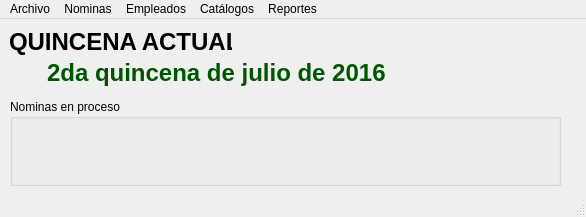
Old version of the form ui/widgets/nominaMainWindow.ui in the repository cesariux23/nominas_honorarios.
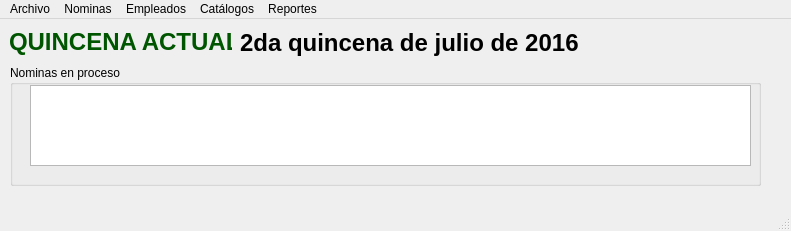
New version of the form.

The edit to the form file:
```diff
--- a/ui/widgets/nominaMainWindow.ui
+++ b/ui/widgets/nominaMainWindow.ui
@@ -6,8 +6,8 @@
    <rect>
     <x>0</x>
     <y>0</y>
-    <width>586</width>
-    <height>217</height>
+    <width>791</width>
+    <height>231</height>
    </rect>
   </property>
   <property name="windowTitle">
@@ -24,56 +24,44 @@
      </rect>
     </property>
     <property name="text">
-     <string>&lt;html&gt;&lt;head/&gt;&lt;body&gt;&lt;p&gt;&lt;span style=&quot; font-size:xx-large; font-weight:600;&quot;&gt;QUINCENA ACTUAL:&lt;/span&gt;&lt;/p&gt;&lt;/body&gt;&lt;/html&gt;</string>
+     <string>&lt;html&gt;&lt;head/&gt;&lt;body&gt;&lt;p&gt;&lt;span style=&quot; font-size:xx-large; font-weight:600; color:#005500;&quot;&gt;QUINCENA ACTUAL:&lt;/span&gt;&lt;/p&gt;&lt;/body&gt;&lt;/html&gt;</string>
+    </property>
+   </widget>
+   <widget class="QLabel" name="lb_quincena_actual">
+    <property name="geometry">
+     <rect>
+      <x>240</x>
+      <y>10</y>
+      <width>506</width>
+      <height>27</height>
+     </rect>
+    </property>
+    <property name="text">
+     <string>&lt;html&gt;&lt;head/&gt;&lt;body&gt;&lt;p&gt;&lt;span style=&quot; font-size:xx-large; font-weight:600; color:#000000;&quot;&gt;2da quincena de julio de 2016&lt;/span&gt;&lt;/p&gt;&lt;/body&gt;&lt;/html&gt;</string>
     </property>
    </widget>
    <widget class="QGroupBox" name="gp_nominas">
     <property name="geometry">
      <rect>
       <x>10</x>
-      <y>80</y>
-      <width>551</width>
-      <height>87</height>
+      <y>46</y>
+      <width>751</width>
+      <height>121</height>
      </rect>
     </property>
     <property name="title">
      <string>Nominas en proceso</string>
     </property>
-   </widget>
-   <widget class="QWidget" name="">
-    <property name="geometry">
-     <rect>
-      <x>10</x>
-      <y>40</y>
-      <width>551</width>
-      <height>29</height>
-     </rect>
-    </property>
-    <layout class="QHBoxLayout" name="horizontalLayout">
-     <item>
-      <spacer name="horizontalSpacer">
-       <property name="orientation">
-        <enum>Qt::Horizontal</enum>
-       </property>
-       <property name="sizeType">
-        <enum>QSizePolicy::Fixed</enum>
-       </property>
-       <property name="sizeHint" stdset="0">
-        <size>
-         <width>37</width>
-         <height>17</height>
-        </size>
-       </property>
-      </spacer>
-     </item>
-     <item>
-      <widget class="QLabel" name="lb_quincena_actual">
-       <property name="text">
-        <string>&lt;html&gt;&lt;head/&gt;&lt;body&gt;&lt;p&gt;&lt;span style=&quot; font-size:xx-large; font-weight:600; color:#005500;&quot;&gt;2da quincena de julio de 2016&lt;/span&gt;&lt;/p&gt;&lt;/body&gt;&lt;/html&gt;</string>
-       </property>
-      </widget>
-     </item>
-    </layout>
+    <widget class="QTreeView" name="treeView">
+     <property name="geometry">
+      <rect>
+       <x>20</x>
+       <y>20</y>
+       <width>721</width>
+       <height>81</height>
+      </rect>
+     </property>
+    </widget>
    </widget>
   </widget>
   <widget class="QMenuBar" name="menubar">
@@ -81,7 +69,7 @@
     <rect>
      <x>0</x>
      <y>0</y>
-     <width>586</width>
+     <width>791</width>
      <height>21</height>
     </rect>
    </property>
```
Left out of the diff: 2 changed lines with no effect on the pictures.
